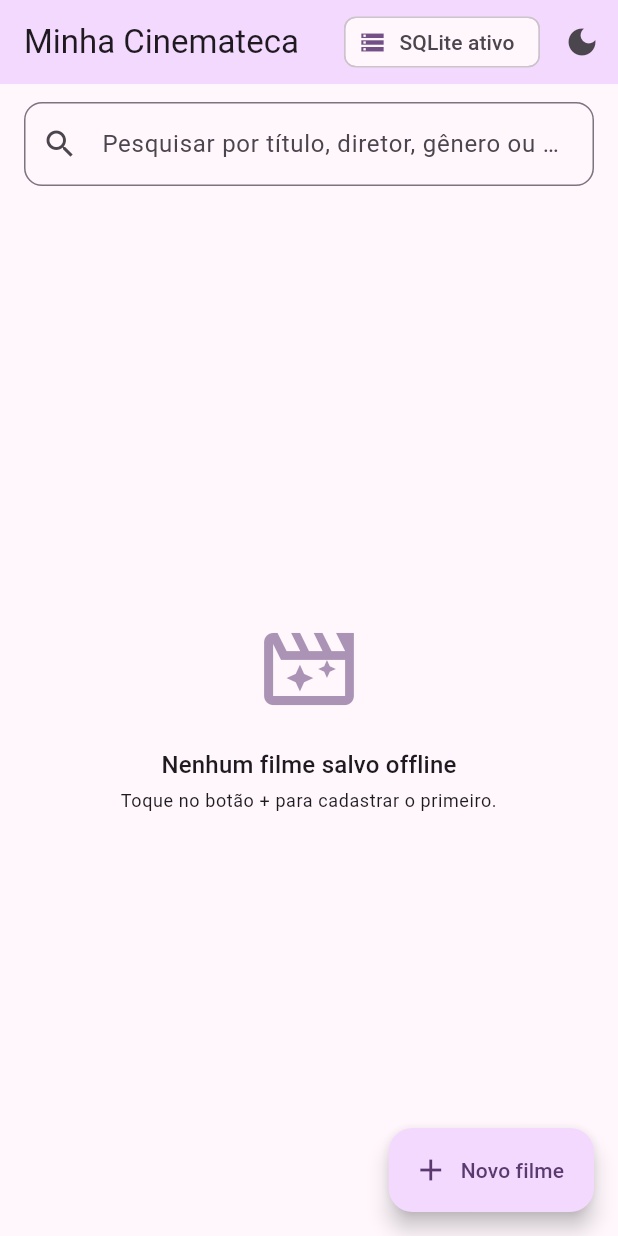
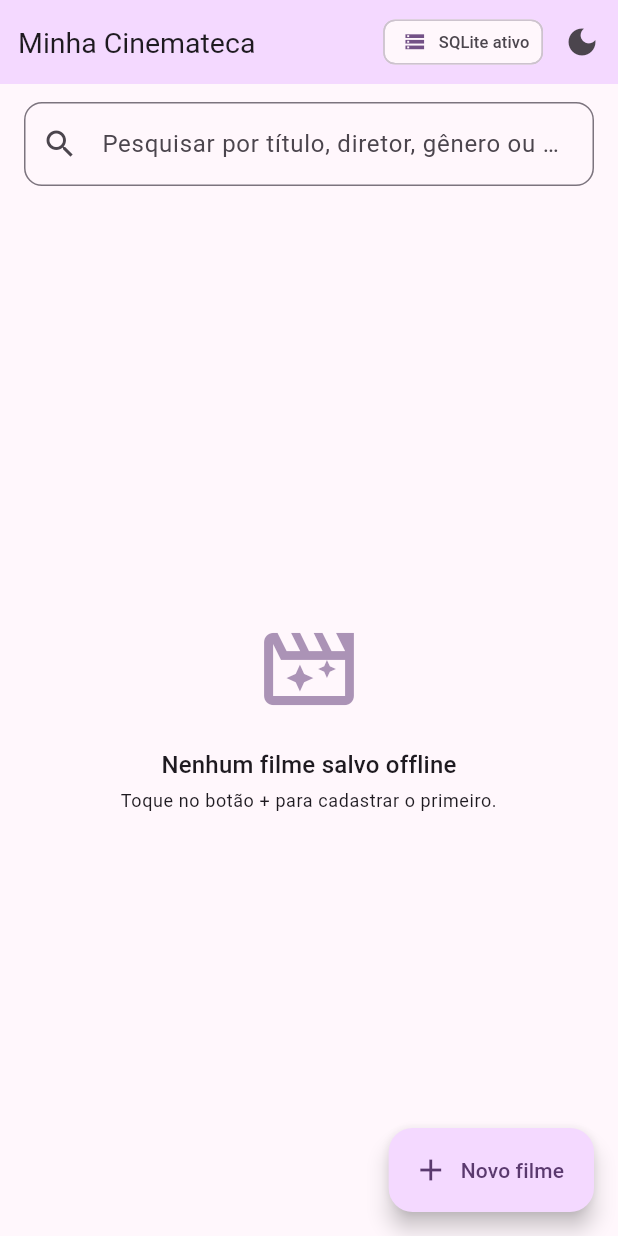
Before and after one commit to DouglasNolli/UC---Desenvolvimento-de-sistemas-moveis-mobile-, a Flutter app: the screen it shows after launch, on a phone screen of 412 x 824 dp. Run offline on Flutter 3.47's test engine with Material 3 defaults, Android fonts, the phone set to English and light mode, and no system bars; our stand-ins replace shared_preferences, sqflite; accounts and stored records are empty.

Commit message:
fix(ui): ajusta a AppBar e a sigla do avatar
- 'Minha Cinemateca' nao cabia ao lado do chip 'SQLite ativo' e aparecia
  truncado no emulador; fonte e chip reduzidos para o titulo caber inteiro.
- A sigla removia artigos e deixava uma letra solta ('A Origem' -> 'O').
  Sobrando uma palavra so, agora usa duas letras dela ('OR'), igual ao
  caso de titulo de palavra unica ('Matrix' -> 'MA'). Testes cobrindo.

Co-Authored-By: Claude Opus 5 <noreply@anthropic.com>

```diff
--- a/lib/ui/home_page.dart
+++ b/lib/ui/home_page.dart
@@ -157,16 +157,27 @@ class _HomePageState extends State<HomePage> {
     return Scaffold(
       appBar: AppBar(
         backgroundColor: theme.colorScheme.primaryContainer,
-        title: const Text('Minha Cinemateca'),
+        // titleSpacing menor + fonte reduzida para o nome caber ao lado do
+        // chip mesmo em telas estreitas (sem reticências).
+        titleSpacing: 12,
+        title: const Text(
+          'Minha Cinemateca',
+          style: TextStyle(fontSize: 19),
+          overflow: TextOverflow.ellipsis,
+        ),
         actions: [
           // Indicador visual de banco local ativo.
           Padding(
-            padding: const EdgeInsets.symmetric(horizontal: 4),
+            padding: const EdgeInsets.symmetric(horizontal: 2),
             child: Chip(
               avatar: Icon(Icons.storage,
-                  size: 18, color: theme.colorScheme.primary),
+                  size: 15, color: theme.colorScheme.primary),
               label: const Text('SQLite ativo'),
+              labelStyle: const TextStyle(fontSize: 11),
+              labelPadding: const EdgeInsets.only(left: 2, right: 2),
+              padding: const EdgeInsets.symmetric(horizontal: 6, vertical: 2),
               visualDensity: VisualDensity.compact,
+              materialTapTargetSize: MaterialTapTargetSize.shrinkWrap,
             ),
           ),
           // Alternar tema (persiste no SharedPreferences via callback).
```
Also changed, not shown: lib/ui/widgets/filme_card.dart (+9 -7 lines), 1 other file.
